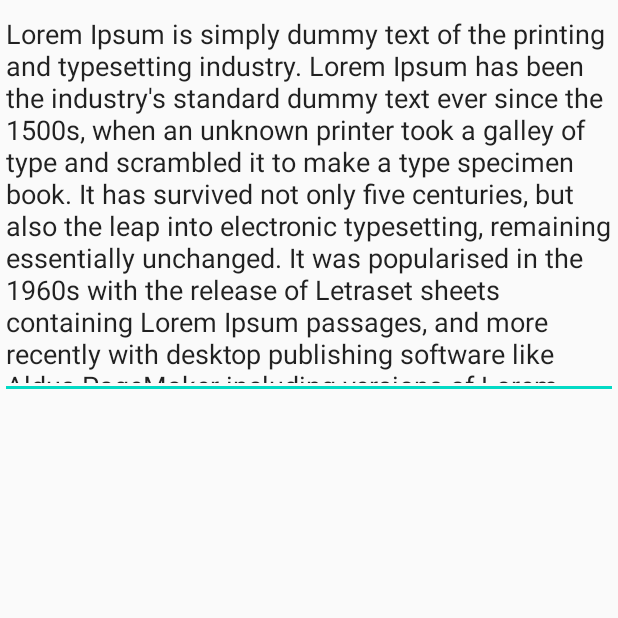
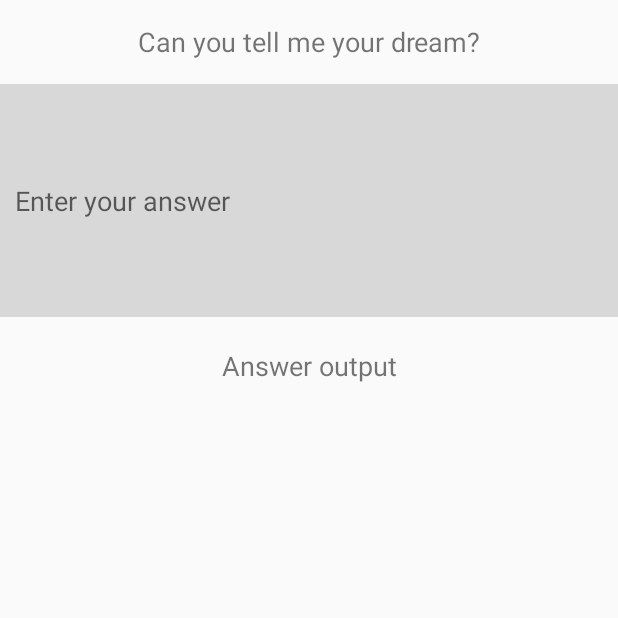
Before and after one commit to LucasNguyen21/SPUI, an Android app: the KeystrokeLoggerActivity screen opened directly, with no data from a screen before it, on a phone screen of 412 x 824 dp, the top half of it. Run offline under Robolectric (Android 15) with nearby library versions, the phone set to English and light mode, and no system bars.

Commit message:
Update KeyStroke feature with sample UI

```diff
--- a/app/src/main/java/com/federation/funf_test/KeystokeLogger/KeystrokeLoggerActivity.java
+++ b/app/src/main/java/com/federation/funf_test/KeystokeLogger/KeystrokeLoggerActivity.java
@@ -1,27 +1,73 @@
 package com.federation.funf_test.KeystokeLogger;
 
 import android.app.Activity;
+import android.content.SharedPreferences;
 import android.os.Bundle;
+import android.os.Parcel;
+import android.os.Parcelable;
+import android.text.Editable;
+import android.text.TextWatcher;
 import android.util.Log;
 import android.view.KeyEvent;
+import android.widget.Button;
+import android.widget.TextView;
 
 import androidx.annotation.Nullable;
 
 import com.federation.funf_test.R;
+import com.google.android.material.textfield.TextInputEditText;
+import com.google.android.material.textfield.TextInputLayout;
 
 
 public class KeystrokeLoggerActivity extends Activity {
+    private TextInputEditText answerInput;
+    private TextView answerText;
+    private double startTime;
+    private double endTime;
+    private String textOutput = "";
+    private int charCount = 0;
+
     @Override
     protected void onCreate(@Nullable Bundle savedInstanceState) {
         super.onCreate(savedInstanceState);
         setContentView(R.layout.keystrokelogger);
+        answerInput = (TextInputEditText) findViewById(R.id.answer_input);
+        answerText = (TextView) findViewById(R.id.answer_text);
 
-    }
+        answerInput.addTextChangedListener(new TextWatcher() {
+            @Override
+            public void afterTextChanged(Editable editable) {
+                endTime = System.currentTimeMillis();
+            }
 
-    @Override
-    public boolean onKeyUp(int keyCode, KeyEvent event) {
+            @Override
+            public void beforeTextChanged(CharSequence s, int start,
+                                          int count, int after) {
+            }
 
-        Log.d("key press", "onKeyUp: " + keyCode);
-        return super.onKeyUp(keyCode, event);
+            @Override
+            public void onTextChanged(CharSequence string, int start,
+                                      int before, int count) {
+                charCount++;
+
+                if (charCount > 1)
+                    startTime = System.currentTimeMillis();
+
+                String newResult = charCount + ". Key: (";
+
+                char lastChar = string.charAt(string.length() - 1);
+
+                if (lastChar == ' ') {
+                    newResult += "space";
+                } else {
+                    newResult += string.charAt(string.length() - 1);
+                }
+                newResult += ") | Duration: " + ((startTime - endTime)/1000) + " second\n";
+                textOutput = newResult + textOutput;
+
+                if (string.length() > 0)
+                    answerText.setText(textOutput);
+            }
+        });
     }
 }
--- a/app/src/main/res/layout/keystrokelogger.xml
+++ b/app/src/main/res/layout/keystrokelogger.xml
@@ -1,14 +1,38 @@
 <?xml version="1.0" encoding="utf-8"?>
-<LinearLayout
-    xmlns:android="http://schemas.android.com/apk/res/android" android:layout_width="match_parent"
-    android:layout_height="match_parent">
+<LinearLayout xmlns:android="http://schemas.android.com/apk/res/android"
+    android:layout_width="match_parent"
+    android:layout_height="match_parent"
+    android:orientation="vertical">
 
-    <EditText
-        android:id="@+id/keystrokeLogger_EditText"
-        android:layout_width="wrap_content"
-        android:layout_height="266dp"
-        android:layout_weight="1"
-        android:ems="10"
-        android:inputType="textShortMessage|textLongMessage|textMultiLine"
-        android:text="Lorem Ipsum is simply dummy text of the printing and typesetting industry. Lorem Ipsum has been the industry's standard dummy text ever since the 1500s, when an unknown printer took a galley of type and scrambled it to make a type specimen book. It has survived not only five centuries, but also the leap into electronic typesetting, remaining essentially unchanged. It was popularised in the 1960s with the release of Letraset sheets containing Lorem Ipsum passages, and more recently with desktop publishing software like Aldus PageMaker including versions of Lorem Ipsum." />
+    <TextView
+        android:id="@+id/question_text"
+        android:layout_width="match_parent"
+        android:layout_height="56dp"
+        android:gravity="center|center_vertical"
+        android:text="Can you tell me your dream?"
+        android:textSize="18dp"
+        android:textAlignment="center" />
+
+    <com.google.android.material.textfield.TextInputEditText
+        android:id="@+id/answer_input"
+        android:layout_width="match_parent"
+        android:layout_height="155dp"
+        android:background="#D8D8D8"
+        android:hint="Enter your answer"
+        android:padding="10dp" />
+
+    <ScrollView
+        android:layout_width="match_parent"
+        android:layout_height="match_parent">
+
+        <TextView
+            android:id="@+id/answer_text"
+            android:layout_width="match_parent"
+            android:layout_height="match_parent"
+            android:padding="20dp"
+            android:text="Answer output"
+            android:textAlignment="center"
+            android:textSize="18dp" />
+    </ScrollView>
+
 </LinearLayout>
```
